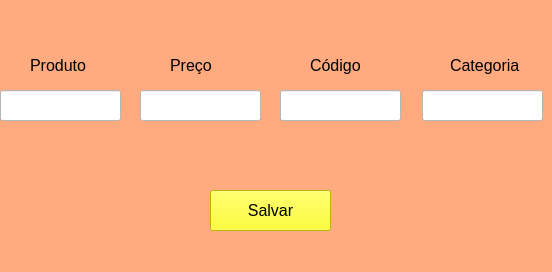
First picture: the form in update.ui, repository eipatrickrodrigues/Python_plus_MySQL, before the edit.
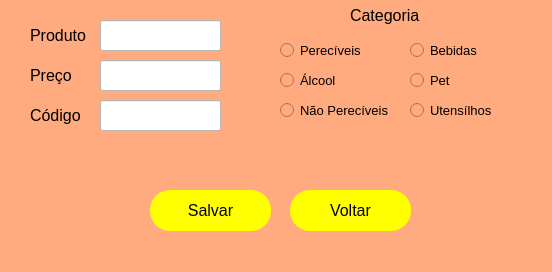
Second picture: the form after the edit.

```diff
--- a/update.ui
+++ b/update.ui
@@ -20,7 +20,7 @@
    <widget class="QPushButton" name="pushButton">
     <property name="geometry">
      <rect>
-      <x>210</x>
+      <x>150</x>
       <y>190</y>
       <width>121</width>
       <height>41</height>
@@ -32,7 +32,10 @@
      </font>
     </property>
     <property name="styleSheet">
-     <string notr="true">background-color: rgb(255, 255, 0);</string>
+     <string notr="true">background-color: rgb(255, 255, 0);
+border-radius:20px;
+border-width:2px;
+</string>
     </property>
     <property name="text">
      <string>Salvar</string>
@@ -41,8 +44,8 @@
    <widget class="QLineEdit" name="lineEdit">
     <property name="geometry">
      <rect>
-      <x>0</x>
-      <y>90</y>
+      <x>100</x>
+      <y>20</y>
       <width>121</width>
       <height>31</height>
      </rect>
@@ -54,8 +57,8 @@
    <widget class="QLineEdit" name="lineEdit_2">
     <property name="geometry">
      <rect>
-      <x>140</x>
-      <y>90</y>
+      <x>100</x>
+      <y>60</y>
       <width>121</width>
       <height>31</height>
      </rect>
@@ -67,21 +70,8 @@
    <widget class="QLineEdit" name="lineEdit_3">
     <property name="geometry">
      <rect>
-      <x>280</x>
-      <y>90</y>
-      <width>121</width>
-      <height>31</height>
-     </rect>
-    </property>
-    <property name="styleSheet">
-     <string notr="true">background-color: rgb(255, 255, 255);</string>
-    </property>
-   </widget>
-   <widget class="QLineEdit" name="lineEdit_4">
-    <property name="geometry">
-     <rect>
-      <x>422</x>
-      <y>90</y>
+      <x>100</x>
+      <y>100</y>
       <width>121</width>
       <height>31</height>
      </rect>
@@ -94,7 +84,7 @@
     <property name="geometry">
      <rect>
       <x>30</x>
-      <y>50</y>
+      <y>20</y>
       <width>61</width>
       <height>31</height>
      </rect>
@@ -111,8 +101,8 @@
    <widget class="QLabel" name="label_2">
     <property name="geometry">
      <rect>
-      <x>170</x>
-      <y>50</y>
+      <x>30</x>
+      <y>60</y>
       <width>61</width>
       <height>31</height>
      </rect>
@@ -129,8 +119,8 @@
    <widget class="QLabel" name="label_3">
     <property name="geometry">
      <rect>
-      <x>310</x>
-      <y>50</y>
+      <x>30</x>
+      <y>100</y>
       <width>61</width>
       <height>31</height>
      </rect>
@@ -147,8 +137,8 @@
    <widget class="QLabel" name="label_4">
     <property name="geometry">
      <rect>
-      <x>450</x>
-      <y>50</y>
+      <x>350</x>
+      <y>0</y>
       <width>71</width>
       <height>31</height>
      </rect>
@@ -162,6 +152,138 @@
      <string>Categoria</string>
     </property>
    </widget>
+   <widget class="QRadioButton" name="radioButton">
+    <property name="geometry">
+     <rect>
+      <x>280</x>
+      <y>40</y>
+      <width>91</width>
+      <height>21</height>
+     </rect>
+    </property>
+    <property name="font">
+     <font>
+      <pointsize>10</pointsize>
+     </font>
+    </property>
+    <property name="text">
+     <string>Perecíveis</string>
+    </property>
+   </widget>
+   <widget class="QRadioButton" name="radioButton_2">
+    <property name="geometry">
+     <rect>
+      <x>280</x>
+      <y>70</y>
+      <width>91</width>
+      <height>21</height>
+     </rect>
+    </property>
+    <property name="font">
+     <font>
+      <pointsize>10</pointsize>
+     </font>
+    </property>
+    <property name="text">
+     <string>Álcool</string>
+    </property>
+   </widget>
+   <widget class="QRadioButton" name="radioButton_3">
+    <property name="geometry">
+     <rect>
+      <x>280</x>
+      <y>100</y>
+      <width>111</width>
+      <height>21</height>
+     </rect>
+    </property>
+    <property name="font">
+     <font>
+      <pointsize>10</pointsize>
+     </font>
+    </property>
+    <property name="text">
+     <string>Não Perecíveis</string>
+    </property>
+   </widget>
+   <widget class="QRadioButton" name="radioButton_4">
+    <property name="geometry">
+     <rect>
+      <x>410</x>
+      <y>40</y>
+      <width>91</width>
+      <height>21</height>
+     </rect>
+    </property>
+    <property name="font">
+     <font>
+      <pointsize>10</pointsize>
+     </font>
+    </property>
+    <property name="text">
+     <string>Bebidas</string>
+    </property>
+   </widget>
+   <widget class="QRadioButton" name="radioButton_5">
+    <property name="geometry">
+     <rect>
+      <x>410</x>
+      <y>70</y>
+      <width>91</width>
+      <height>21</height>
+     </rect>
+    </property>
+    <property name="font">
+     <font>
+      <pointsize>10</pointsize>
+     </font>
+    </property>
+    <property name="text">
+     <string>Pet</string>
+    </property>
+   </widget>
+   <widget class="QRadioButton" name="radioButton_6">
+    <property name="geometry">
+     <rect>
+      <x>410</x>
+      <y>100</y>
+      <width>91</width>
+      <height>21</height>
+     </rect>
+    </property>
+    <property name="font">
+     <font>
+      <pointsize>10</pointsize>
+     </font>
+    </property>
+    <property name="text">
+     <string>Utensílhos</string>
+    </property>
+   </widget>
+   <widget class="QPushButton" name="pushButton_2">
+    <property name="geometry">
+     <rect>
+      <x>290</x>
+      <y>190</y>
+      <width>121</width>
+      <height>41</height>
+     </rect>
+    </property>
+    <property name="font">
+     <font>
+      <pointsize>12</pointsize>
+     </font>
+    </property>
+    <property name="styleSheet">
+     <string notr="true">background-color: rgb(255, 255, 0);
+border-radius:20px;
+border-width:2px;
+</string>
+    </property>
+    <property name="text">
+     <string>Voltar</string>
+    </property>
+   </widget>
   </widget>
   <widget class="QMenuBar" name="menubar">
    <property name="geometry">
```
